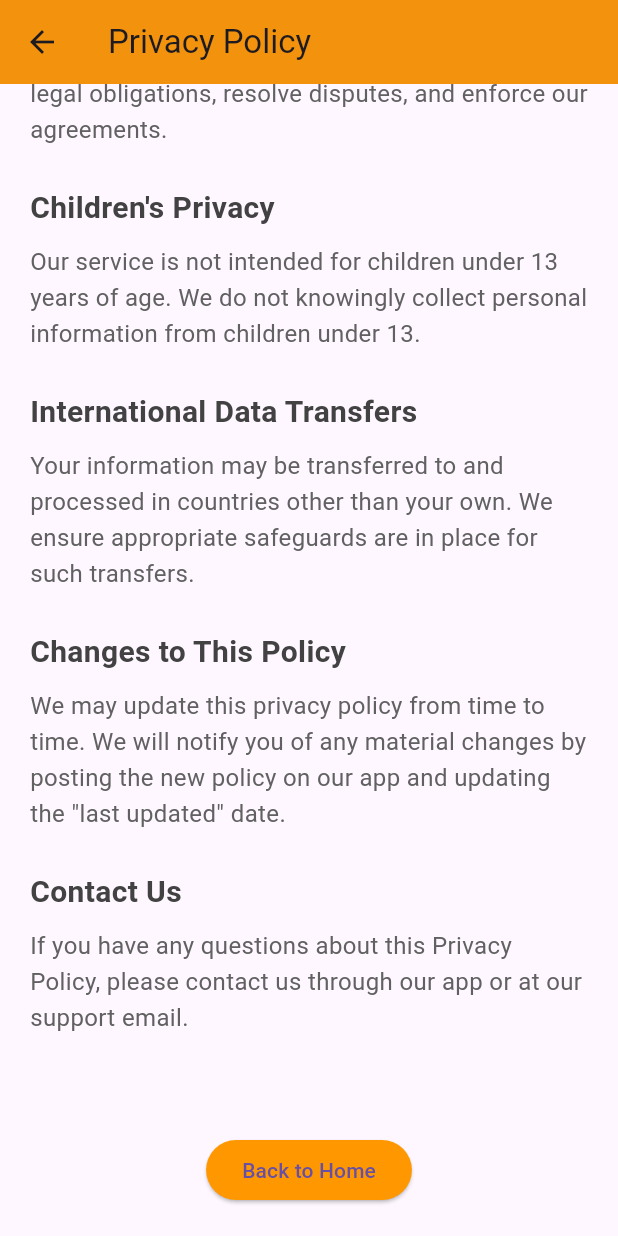
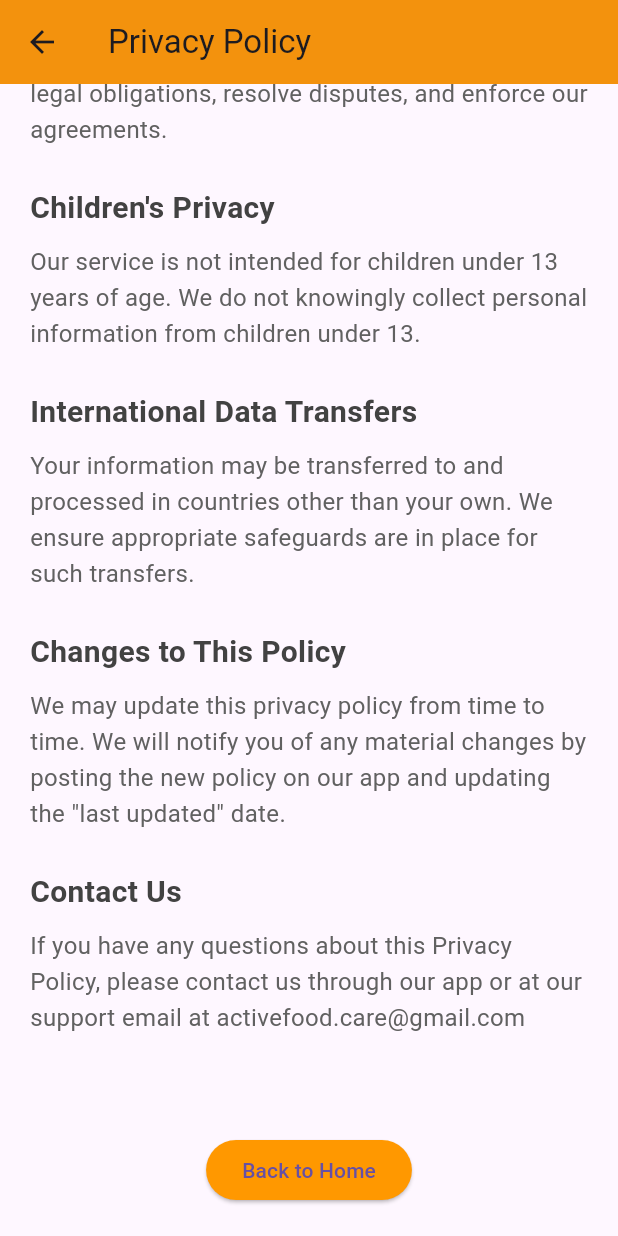
Before and after one commit to saintdmix/NewNri, a Flutter app: the PrivacyPolicyPage screen opened by its route, scrolled down 1228 dp, on a phone screen of 412 x 824 dp. Run offline on Flutter 3.47's test engine with Material 3 defaults, Android fonts, the phone set to English and light mode, and no system bars; our stand-ins replace go_router.

Commit message:
added email

```diff
--- a/lib/main.dart
+++ b/lib/main.dart
@@ -313,7 +313,7 @@ class PrivacyPolicyPage extends StatelessWidget {
 
             _buildSection(
               'Contact Us',
-              'If you have any questions about this Privacy Policy, please contact us through our app or at our support email.',
+              'If you have any questions about this Privacy Policy, please contact us through our app or at our support email at activefood.care@gmail.com',
             ),
 
             SizedBox(height: 40),
```
